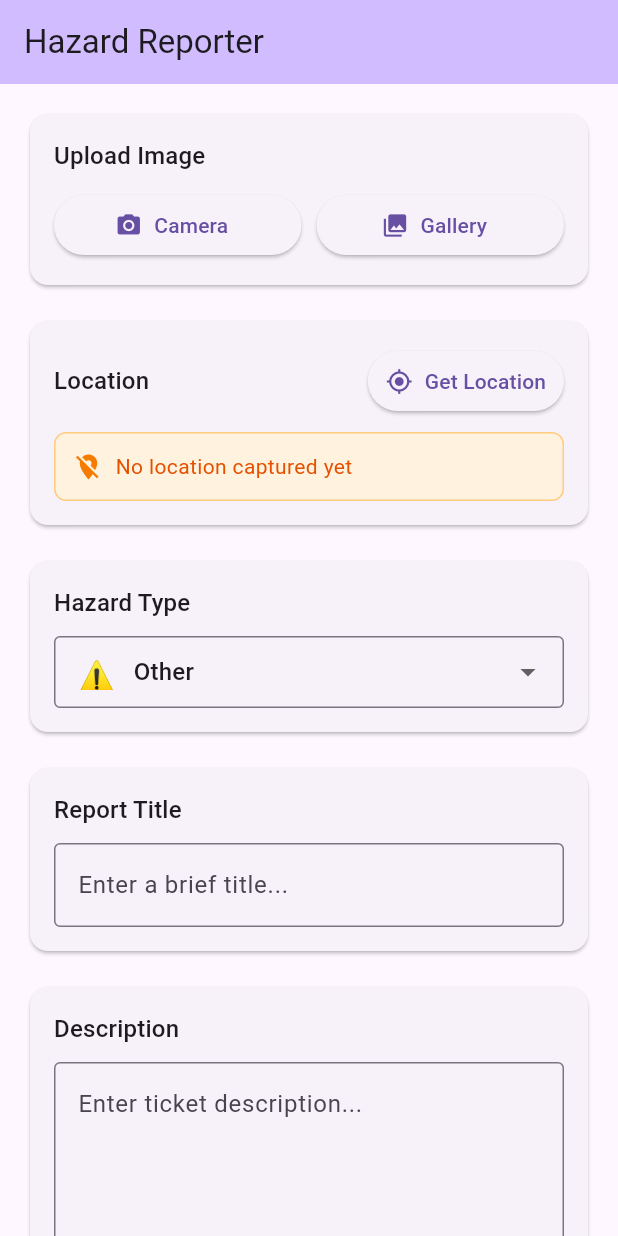
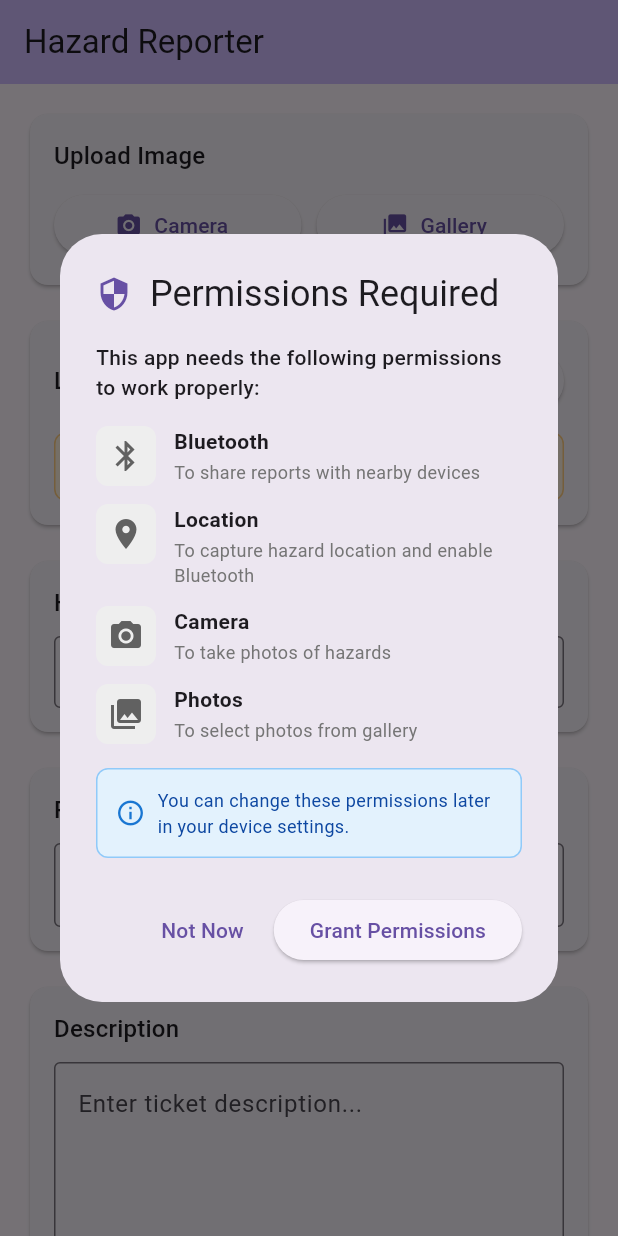
Before and after one commit to Sypher845/Flutter-mesh-, a Flutter app: the screen it shows after launch, on a phone screen of 412 x 824 dp. Run offline on Flutter 3.47's test engine with Material 3 defaults, Android fonts, the phone set to English and light mode, and no system bars; our stand-ins replace image_picker, permission_handler, shared_preferences, sqflite; missing offline and left inert: nearby_connections; accounts and stored records are empty.

Commit message:
ui and report change

```diff
--- a/lib/screens/home_screen.dart
+++ b/lib/screens/home_screen.dart
@@ -14,9 +14,9 @@ import '../widgets/hazard_type_selector.dart';
 import '../widgets/location_section.dart';
 import '../widgets/status_messages.dart';
 import '../widgets/emulator_warning.dart';
-import '../widgets/bluetooth_controls.dart';
 import '../widgets/received_data_section.dart';
 import '../widgets/tickets_list.dart';
+import '../widgets/permission_dialog.dart';
 
 class HomeScreen extends StatefulWidget {
   const HomeScreen({super.key});
@@ -40,6 +40,15 @@ class _HomeScreenState extends State<HomeScreen> {
     super.initState();
     _titleController.addListener(() => setState(() {}));
     _descriptionController.addListener(() => setState(() {}));
+    _checkAndRequestPermissions();
+  }
+
+  Future<void> _checkAndRequestPermissions() async {
+    await Future.delayed(Duration(milliseconds: 500));
+
+    if (mounted) {
+      await PermissionDialog.showIfNeeded(context);
+    }
   }
 
   @override
@@ -79,8 +88,6 @@ class _HomeScreenState extends State<HomeScreen> {
             StatusMessages(),
             SizedBox(height: 20),
             EmulatorWarning(),
-            SizedBox(height: 20),
-            BluetoothControls(),
             SizedBox(height: 20),
             ReceivedDataSection(),
             SizedBox(height: 20),
@@ -228,31 +235,23 @@ class _HomeScreenState extends State<HomeScreen> {
       return;
     }
 
-    final deviceCount = bluetooth.connectedDevices.length;
-
-    if (deviceCount == 0) {
-      _showMessage('📝 Report saved locally (no connected devices)', Colors.orange);
-      _clearForm();
-      return;
-    }
-
-    _showMessage('🔍 Verifying connections...', Colors.blue);
+    // Automatically start advertising and discovery
+    _showMessage('📡 Broadcasting report to nearby devices...', Colors.blue);
 
     try {
-      await bluetooth.checkConnectionHealth();
-      final healthyDeviceCount = bluetooth.connectedDevices.length;
+      // Ensure Bluetooth is active and send report
+      await bluetooth.sendReportData(report);
 
-      if (healthyDeviceCount == 0) {
-        _showMessage('❌ No active connections found', Colors.red);
-        return;
+      final sentCount = bluetooth.connectedDevices.length;
+      if (sentCount > 0) {
+        _showMessage('✅ Report sent to $sentCount device(s)!', Colors.green);
+      } else {
+        _showMessage('📝 Report saved locally - No nearby devices found', Colors.orange);
       }
 
-      _showMessage('📡 Sending to $healthyDeviceCount devices...', Colors.blue);
-      await bluetooth.sendReportData(report);
-      _showMessage('✅ Report sent successfully!', Colors.green);
-
     } catch (e) {
-      _showMessage('❌ Send failed: ${e.toString()}', Colors.red);
+      // Report is already saved locally, just inform user
+      _showMessage('📝 Report saved locally - Will sync when devices are nearby', Colors.orange);
     }
 
     _clearForm();
--- /dev/null
+++ b/lib/services/permission_service.dart
@@ -0,0 +1,62 @@
+import 'package:permission_handler/permission_handler.dart';
+import 'package:shared_preferences/shared_preferences.dart';
+
+class PermissionService {
+  static const String _permissionsRequestedKey = 'permissions_requested';
+
+  static Future<bool> hasRequestedPermissions() async {
+    final prefs = await SharedPreferences.getInstance();
+    return prefs.getBool(_permissionsRequestedKey) ?? false;
+  }
+
+  static Future<void> markPermissionsRequested() async {
+    final prefs = await SharedPreferences.getInstance();
+    await prefs.setBool(_permissionsRequestedKey, true);
+  }
+
+  static Future<PermissionStatus> requestAllPermissions() async {
+    final permissions = <Permission>[
+      Permission.locationWhenInUse,
+      Permission.bluetoothConnect,
+      Permission.bluetoothScan,
+      Permission.bluetoothAdvertise,
+      Permission.camera,
+      Permission.photos,
+    ];
+
+    Map<Permission, PermissionStatus> statuses = await permissions.request();
+
+    // Check if all critical permissions are granted
+    bool allGranted = statuses.values.every((status) =>
+      status == PermissionStatus.granted || status == PermissionStatus.limited);
+
+    await markPermissionsRequested();
+
+    return allGranted ? PermissionStatus.granted : PermissionStatus.denied;
+  }
+
+  static Future<bool> checkBluetoothPermissions() async {
+    final bluetoothConnect = await Permission.bluetoothConnect.status;
+    final bluetoothScan = await Permission.bluetoothScan.status;
+    final bluetoothAdvertise = await Permission.bluetoothAdvertise.status;
+
+    return bluetoothConnect.isGranted &&
+           bluetoothScan.isGranted &&
+           bluetoothAdvertise.isGranted;
+  }
+
+  static Future<bool> checkLocationPermissions() async {
+    final location = await Permission.locationWhenInUse.status;
+    return location.isGranted || location.isLimited;
+  }
+
+  static Future<bool> checkCameraPermissions() async {
+    final camera = await Permission.camera.status;
+    return camera.isGranted;
+  }
+
+  static Future<bool> checkPhotosPermissions() async {
+    final photos = await Permission.photos.status;
+    return photos.isGranted || photos.isLimited;
+  }
+}
--- /dev/null
+++ b/lib/widgets/permission_dialog.dart
@@ -0,0 +1,160 @@
+import 'package:flutter/material.dart';
+import 'package:permission_handler/permission_handler.dart';
+import '../services/permission_service.dart';
+
+class PermissionDialog extends StatelessWidget {
+  const PermissionDialog({super.key});
+
+  static Future<void> showIfNeeded(BuildContext context) async {
+    final hasRequested = await PermissionService.hasRequestedPermissions();
+
+    if (!hasRequested && context.mounted) {
+      await showDialog(
+        context: context,
+        barrierDismissible: false,
+        builder: (context) => PermissionDialog(),
+      );
+    }
+  }
+
+  @override
+  Widget build(BuildContext context) {
+    return AlertDialog(
+      title: Row(
+        children: [
+          Icon(Icons.security, color: Theme.of(context).primaryColor),
+          SizedBox(width: 12),
+          Text('Permissions Required'),
+        ],
+      ),
+      content: SingleChildScrollView(
+        child: Column(
+          mainAxisSize: MainAxisSize.min,
+          crossAxisAlignment: CrossAxisAlignment.start,
+          children: [
+            Text(
+              'This app needs the following permissions to work properly:',
+              style: TextStyle(fontWeight: FontWeight.w500),
+            ),
+            SizedBox(height: 16),
+            _buildPermissionItem(
+              Icons.bluetooth,
+              'Bluetooth',
+              'To share reports with nearby devices',
+            ),
+            SizedBox(height: 12),
+            _buildPermissionItem(
+              Icons.location_on,
+              'Location',
+              'To capture hazard location and enable Bluetooth',
+            ),
+            SizedBox(height: 12),
+            _buildPermissionItem(
+              Icons.camera_alt,
+              'Camera',
+              'To take photos of hazards',
+            ),
+            SizedBox(height: 12),
+            _buildPermissionItem(
+              Icons.photo_library,
+              'Photos',
+              'To select photos from gallery',
+            ),
+            SizedBox(height: 16),
+            Container(
+              padding: EdgeInsets.all(12),
+              decoration: BoxDecoration(
+                color: Colors.blue[50],
+                borderRadius: BorderRadius.circular(8),
+                border: Border.all(color: Colors.blue[200]!),
+              ),
+              child: Row(
+                children: [
+                  Icon(Icons.info_outline, color: Colors.blue[700], size: 20),
+                  SizedBox(width: 8),
+                  Expanded(
+                    child: Text(
+                      'You can change these permissions later in your device settings.',
+                      style: TextStyle(fontSize: 12, color: Colors.blue[900]),
+                    ),
+                  ),
+                ],
+              ),
+            ),
+          ],
+        ),
+      ),
+      actions: [
+        TextButton(
+          onPressed: () async {
+            await PermissionService.markPermissionsRequested();
+            if (context.mounted) {
+              Navigator.of(context).pop();
+            }
+          },
+          child: Text('Not Now'),
+        ),
+        ElevatedButton(
+          onPressed: () async {
+            final status = await PermissionService.requestAllPermissions();
+
+            if (context.mounted) {
+              Navigator.of(context).pop();
+
+              if (status == PermissionStatus.granted) {
+                ScaffoldMessenger.of(context).showSnackBar(
+                  SnackBar(
+                    content: Text('✅ All permissions granted!'),
+                    backgroundColor: Colors.green,
+                  ),
+                );
+              } else {
+                ScaffoldMessenger.of(context).showSnackBar(
+                  SnackBar(
+                    content: Text('⚠️ Some permissions were denied. App functionality may be limited.'),
+                    backgroundColor: Colors.orange,
+                    duration: Duration(seconds: 4),
+                  ),
+                );
+              }
+            }
+          },
+          child: Text('Grant Permissions'),
+        ),
+      ],
+    );
+  }
+
+  Widget _buildPermissionItem(IconData icon, String title, String description) {
+    return Row(
+      crossAxisAlignment: CrossAxisAlignment.start,
+      children: [
+        Container(
+          padding: EdgeInsets.all(8),
+          decoration: BoxDecoration(
+            color: Colors.grey[200],
+            borderRadius: BorderRadius.circular(8),
+          ),
+          child: Icon(icon, size: 24, color: Colors.grey[700]),
+        ),
+        SizedBox(width: 12),
+        Expanded(
+          child: Column(
+            crossAxisAlignment: CrossAxisAlignment.start,
+            children: [
+              Text(
+                title,
+                style: TextStyle(fontWeight: FontWeight.bold, fontSize: 14),
+              ),
+              SizedBox(height: 2),
+              Text(
+                description,
+                style: TextStyle(fontSize: 12, color: Colors.grey[600]),
+              ),
+            ],
+          ),
+        ),
+      ],
+    );
+  }
+}
```
Also changed, not shown: lib/services/bluetooth_service.dart (+25 -1 lines), 4 other files.
